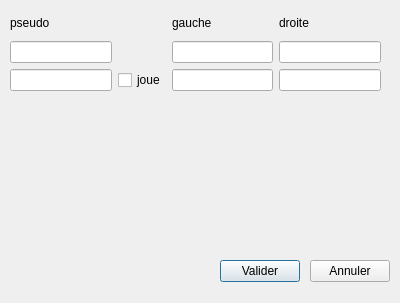
rollandguillaume/fievreCourbe, file fievreCourbe/dialogconfig.ui: the form before one commit.
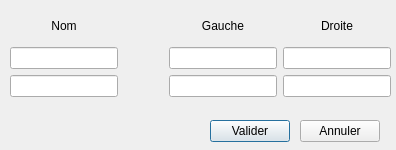
The form after the commit.

The edit to the form file:
```diff
--- a/fievreCourbe/dialogconfig.ui
+++ b/fievreCourbe/dialogconfig.ui
@@ -6,8 +6,8 @@
    <rect>
     <x>0</x>
     <y>0</y>
-    <width>400</width>
-    <height>303</height>
+    <width>396</width>
+    <height>150</height>
    </rect>
   </property>
   <property name="windowTitle">
@@ -21,29 +21,38 @@
     <rect>
      <x>10</x>
      <y>10</y>
-     <width>371</width>
-     <height>81</height>
+     <width>381</width>
+     <height>87</height>
     </rect>
    </property>
    <layout class="QGridLayout" name="gridLayout">
     <item row="0" column="3">
      <widget class="QLabel" name="label_right">
       <property name="text">
-       <string>droite</string>
+       <string>Droite</string>
+      </property>
+      <property name="alignment">
+       <set>Qt::AlignCenter</set>
       </property>
      </widget>
     </item>
-    <item row="0" column="2">
-     <widget class="QLabel" name="label_left">
-      <property name="text">
-       <string>gauche</string>
-      </property>
-     </widget>
+    <item row="2" column="0">
+     <widget class="QLineEdit" name="lineEdit_n_2"/>
     </item>
     <item row="0" column="0">
      <widget class="QLabel" name="label_name">
       <property name="text">
-       <string>pseudo</string>
+       <string>Nom</string>
+      </property>
+      <property name="alignment">
+       <set>Qt::AlignCenter</set>
+      </property>
+     </widget>
+    </item>
+    <item row="2" column="2">
+     <widget class="QLineEdit" name="lineEdit_l_2">
+      <property name="maxLength">
+       <number>1</number>
       </property>
      </widget>
     </item>
@@ -61,26 +70,19 @@
       </property>
      </widget>
     </item>
+    <item row="0" column="2">
+     <widget class="QLabel" name="label_left">
+      <property name="text">
+       <string>Gauche</string>
+      </property>
+      <property name="alignment">
+       <set>Qt::AlignCenter</set>
+      </property>
+     </widget>
+    </item>
     <item row="1" column="0">
      <widget class="QLineEdit" name="lineEdit_n_1"/>
     </item>
-    <item row="2" column="0">
-     <widget class="QLineEdit" name="lineEdit_n_2"/>
-    </item>
-    <item row="2" column="1">
-     <widget class="QCheckBox" name="checkBox_p1">
-      <property name="text">
-       <string>joue</string>
-      </property>
-     </widget>
-    </item>
-    <item row="2" column="2">
-     <widget class="QLineEdit" name="lineEdit_l_2">
-      <property name="maxLength">
-       <number>1</number>
-      </property>
-     </widget>
-    </item>
     <item row="2" column="3">
      <widget class="QLineEdit" name="lineEdit_r_2">
       <property name="maxLength">
@@ -88,13 +90,26 @@
       </property>
      </widget>
     </item>
+    <item row="0" column="1">
+     <spacer name="horizontalSpacer">
+      <property name="orientation">
+       <enum>Qt::Horizontal</enum>
+      </property>
+      <property name="sizeHint" stdset="0">
+       <size>
+        <width>40</width>
+        <height>20</height>
+       </size>
+      </property>
+     </spacer>
+    </item>
    </layout>
   </widget>
   <widget class="QPushButton" name="pushButton_valid">
    <property name="geometry">
     <rect>
-     <x>220</x>
-     <y>260</y>
+     <x>210</x>
+     <y>120</y>
      <width>80</width>
      <height>22</height>
     </rect>
@@ -106,8 +121,8 @@
   <widget class="QPushButton" name="pushButton_annul">
    <property name="geometry">
     <rect>
-     <x>310</x>
-     <y>260</y>
+     <x>300</x>
+     <y>120</y>
      <width>80</width>
      <height>22</height>
     </rect>
```
